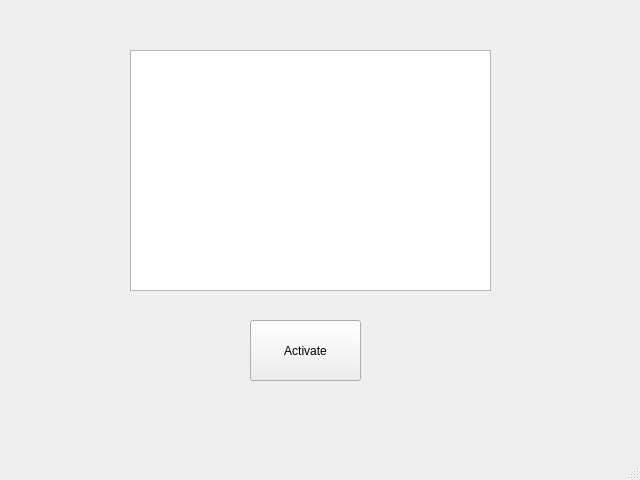
Before: the Qt Designer form mainwindow.ui in TomRubicon/WebpConvertGui, drawn with Qt 5.
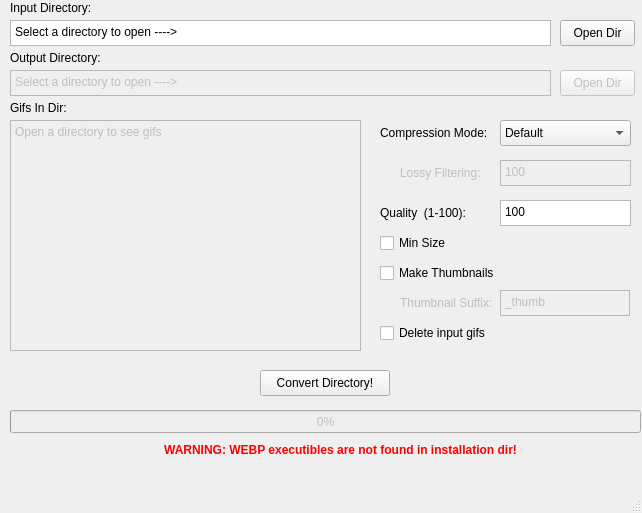
After: the same form once the commit is applied.

Commit message: Add more to UI and basic functionality

Patch:
```diff
--- a/mainwindow.ui
+++ b/mainwindow.ui
@@ -6,8 +6,8 @@
    <rect>
     <x>0</x>
     <y>0</y>
-    <width>640</width>
-    <height>480</height>
+    <width>642</width>
+    <height>513</height>
    </rect>
   </property>
   <property name="windowTitle">
@@ -17,24 +17,368 @@
    <widget class="QPushButton" name="pushButton">
     <property name="geometry">
      <rect>
-      <x>250</x>
+      <x>560</x>
+      <y>20</y>
+      <width>75</width>
+      <height>26</height>
+     </rect>
+    </property>
+    <property name="text">
+     <string>Open Dir</string>
+    </property>
+   </widget>
+   <widget class="QTextBrowser" name="txt_workingdir">
+    <property name="geometry">
+     <rect>
+      <x>10</x>
+      <y>20</y>
+      <width>541</width>
+      <height>26</height>
+     </rect>
+    </property>
+    <property name="html">
+     <string>&lt;!DOCTYPE HTML PUBLIC &quot;-//W3C//DTD HTML 4.0//EN&quot; &quot;http://www.w3.org/TR/REC-html40/strict.dtd&quot;&gt;
+&lt;html&gt;&lt;head&gt;&lt;meta name=&quot;qrichtext&quot; content=&quot;1&quot; /&gt;&lt;meta charset=&quot;utf-8&quot; /&gt;&lt;style type=&quot;text/css&quot;&gt;
+p, li { white-space: pre-wrap; }
+&lt;/style&gt;&lt;/head&gt;&lt;body style=&quot; font-family:'Segoe UI'; font-size:9pt; font-weight:400; font-style:normal;&quot;&gt;
+&lt;p style=&quot; margin-top:0px; margin-bottom:0px; margin-left:0px; margin-right:0px; -qt-block-indent:0; text-indent:0px;&quot;&gt;Select a directory to open ----&amp;gt;&lt;/p&gt;&lt;/body&gt;&lt;/html&gt;</string>
+    </property>
+   </widget>
+   <widget class="QTextBrowser" name="txt_dircontents">
+    <property name="enabled">
+     <bool>false</bool>
+    </property>
+    <property name="geometry">
+     <rect>
+      <x>10</x>
+      <y>120</y>
+      <width>351</width>
+      <height>231</height>
+     </rect>
+    </property>
+    <property name="html">
+     <string>&lt;!DOCTYPE HTML PUBLIC &quot;-//W3C//DTD HTML 4.0//EN&quot; &quot;http://www.w3.org/TR/REC-html40/strict.dtd&quot;&gt;
+&lt;html&gt;&lt;head&gt;&lt;meta name=&quot;qrichtext&quot; content=&quot;1&quot; /&gt;&lt;meta charset=&quot;utf-8&quot; /&gt;&lt;style type=&quot;text/css&quot;&gt;
+p, li { white-space: pre-wrap; }
+&lt;/style&gt;&lt;/head&gt;&lt;body style=&quot; font-family:'Segoe UI'; font-size:9pt; font-weight:400; font-style:normal;&quot;&gt;
+&lt;p style=&quot; margin-top:0px; margin-bottom:0px; margin-left:0px; margin-right:0px; -qt-block-indent:0; text-indent:0px;&quot;&gt;Open a directory to see gifs&lt;/p&gt;&lt;/body&gt;&lt;/html&gt;</string>
+    </property>
+   </widget>
+   <widget class="QLabel" name="lbl_dircontents">
+    <property name="geometry">
+     <rect>
+      <x>10</x>
+      <y>100</y>
+      <width>61</width>
+      <height>16</height>
+     </rect>
+    </property>
+    <property name="text">
+     <string>Gifs In Dir:</string>
+    </property>
+   </widget>
+   <widget class="QTextEdit" name="txt_thumbsuffix">
+    <property name="enabled">
+     <bool>false</bool>
+    </property>
+    <property name="geometry">
+     <rect>
+      <x>500</x>
+      <y>290</y>
+      <width>130</width>
+      <height>26</height>
+     </rect>
+    </property>
+    <property name="html">
+     <string>&lt;!DOCTYPE HTML PUBLIC &quot;-//W3C//DTD HTML 4.0//EN&quot; &quot;http://www.w3.org/TR/REC-html40/strict.dtd&quot;&gt;
+&lt;html&gt;&lt;head&gt;&lt;meta name=&quot;qrichtext&quot; content=&quot;1&quot; /&gt;&lt;meta charset=&quot;utf-8&quot; /&gt;&lt;style type=&quot;text/css&quot;&gt;
+p, li { white-space: pre-wrap; }
+&lt;/style&gt;&lt;/head&gt;&lt;body style=&quot; font-family:'Segoe UI'; font-size:9pt; font-weight:400; font-style:normal;&quot;&gt;
+&lt;p style=&quot; margin-top:0px; margin-bottom:0px; margin-left:0px; margin-right:0px; -qt-block-indent:0; text-indent:0px;&quot;&gt;_thumb&lt;/p&gt;&lt;/body&gt;&lt;/html&gt;</string>
+    </property>
+   </widget>
+   <widget class="QCheckBox" name="chb_makethumbs">
+    <property name="geometry">
+     <rect>
+      <x>380</x>
+      <y>260</y>
+      <width>121</width>
+      <height>26</height>
+     </rect>
+    </property>
+    <property name="text">
+     <string>Make Thumbnails</string>
+    </property>
+   </widget>
+   <widget class="QLabel" name="lbl_thumbsuffix">
+    <property name="enabled">
+     <bool>false</bool>
+    </property>
+    <property name="geometry">
+     <rect>
+      <x>400</x>
+      <y>290</y>
+      <width>101</width>
+      <height>26</height>
+     </rect>
+    </property>
+    <property name="text">
+     <string>Thumbnail Suffix:</string>
+    </property>
+   </widget>
+   <widget class="QLabel" name="lbl_inputdir">
+    <property name="geometry">
+     <rect>
+      <x>10</x>
+      <y>0</y>
+      <width>121</width>
+      <height>16</height>
+     </rect>
+    </property>
+    <property name="text">
+     <string>Input Directory:</string>
+    </property>
+   </widget>
+   <widget class="QPushButton" name="btn_selectoutputdir">
+    <property name="enabled">
+     <bool>false</bool>
+    </property>
+    <property name="geometry">
+     <rect>
+      <x>560</x>
+      <y>70</y>
+      <width>75</width>
+      <height>26</height>
+     </rect>
+    </property>
+    <property name="text">
+     <string>Open Dir</string>
+    </property>
+   </widget>
+   <widget class="QLabel" name="lbl_outputdir">
+    <property name="geometry">
+     <rect>
+      <x>10</x>
+      <y>50</y>
+      <width>121</width>
+      <height>16</height>
+     </rect>
+    </property>
+    <property name="text">
+     <string>Output Directory:</string>
+    </property>
+   </widget>
+   <widget class="QTextBrowser" name="txt_outputdir">
+    <property name="enabled">
+     <bool>false</bool>
+    </property>
+    <property name="geometry">
+     <rect>
+      <x>10</x>
+      <y>70</y>
+      <width>541</width>
+      <height>26</height>
+     </rect>
+    </property>
+    <property name="html">
+     <string>&lt;!DOCTYPE HTML PUBLIC &quot;-//W3C//DTD HTML 4.0//EN&quot; &quot;http://www.w3.org/TR/REC-html40/strict.dtd&quot;&gt;
+&lt;html&gt;&lt;head&gt;&lt;meta name=&quot;qrichtext&quot; content=&quot;1&quot; /&gt;&lt;meta charset=&quot;utf-8&quot; /&gt;&lt;style type=&quot;text/css&quot;&gt;
+p, li { white-space: pre-wrap; }
+&lt;/style&gt;&lt;/head&gt;&lt;body style=&quot; font-family:'Segoe UI'; font-size:9pt; font-weight:400; font-style:normal;&quot;&gt;
+&lt;p style=&quot; margin-top:0px; margin-bottom:0px; margin-left:0px; margin-right:0px; -qt-block-indent:0; text-indent:0px;&quot;&gt;Select a directory to open ----&amp;gt;&lt;/p&gt;&lt;/body&gt;&lt;/html&gt;</string>
+    </property>
+   </widget>
+   <widget class="QLabel" name="lbl_webpinstallwarning">
+    <property name="geometry">
+     <rect>
+      <x>100</x>
+      <y>440</y>
+      <width>481</width>
+      <height>20</height>
+     </rect>
+    </property>
+    <property name="font">
+     <font>
+      <bold>true</bold>
+     </font>
+    </property>
+    <property name="text">
+     <string>&lt;html&gt;&lt;head/&gt;&lt;body&gt;&lt;p&gt;&lt;span style=&quot; color:#ff0000;&quot;&gt;WARNING: WEBP executibles are not found in installation dir!&lt;/span&gt;&lt;/p&gt;&lt;/body&gt;&lt;/html&gt;</string>
+    </property>
+    <property name="alignment">
+     <set>Qt::AlignCenter</set>
+    </property>
+   </widget>
+   <widget class="QLabel" name="lbl_gifcount">
+    <property name="geometry">
+     <rect>
+      <x>70</x>
+      <y>100</y>
+      <width>81</width>
+      <height>16</height>
+     </rect>
+    </property>
+    <property name="text">
+     <string/>
+    </property>
+   </widget>
+   <widget class="QCheckBox" name="chb_deletegifs">
+    <property name="geometry">
+     <rect>
+      <x>380</x>
       <y>320</y>
+      <width>121</width>
+      <height>26</height>
+     </rect>
+    </property>
+    <property name="text">
+     <string>Delete input gifs</string>
+    </property>
+   </widget>
+   <widget class="QLabel" name="lbl_quality">
+    <property name="geometry">
+     <rect>
+      <x>380</x>
+      <y>200</y>
+      <width>101</width>
+      <height>26</height>
+     </rect>
+    </property>
+    <property name="text">
+     <string>Quality  (1-100):</string>
+    </property>
+   </widget>
+   <widget class="QTextEdit" name="txt_quality">
+    <property name="geometry">
+     <rect>
+      <x>500</x>
+      <y>200</y>
+      <width>131</width>
+      <height>26</height>
+     </rect>
+    </property>
+    <property name="html">
+     <string>&lt;!DOCTYPE HTML PUBLIC &quot;-//W3C//DTD HTML 4.0//EN&quot; &quot;http://www.w3.org/TR/REC-html40/strict.dtd&quot;&gt;
+&lt;html&gt;&lt;head&gt;&lt;meta name=&quot;qrichtext&quot; content=&quot;1&quot; /&gt;&lt;meta charset=&quot;utf-8&quot; /&gt;&lt;style type=&quot;text/css&quot;&gt;
+p, li { white-space: pre-wrap; }
+&lt;/style&gt;&lt;/head&gt;&lt;body style=&quot; font-family:'Segoe UI'; font-size:9pt; font-weight:400; font-style:normal;&quot;&gt;
+&lt;p style=&quot; margin-top:0px; margin-bottom:0px; margin-left:0px; margin-right:0px; -qt-block-indent:0; text-indent:0px;&quot;&gt;100&lt;/p&gt;&lt;/body&gt;&lt;/html&gt;</string>
+    </property>
+   </widget>
+   <widget class="QComboBox" name="cmb_compressionmode">
+    <property name="geometry">
+     <rect>
+      <x>500</x>
+      <y>120</y>
+      <width>131</width>
+      <height>26</height>
+     </rect>
+    </property>
+    <item>
+     <property name="text">
+      <string>Default</string>
+     </property>
+    </item>
+    <item>
+     <property name="text">
+      <string>Lossy</string>
+     </property>
+    </item>
+    <item>
+     <property name="text">
+      <string>Mixed</string>
+     </property>
+    </item>
+   </widget>
+   <widget class="QLabel" name="lbl_compressionmode">
+    <property name="geometry">
+     <rect>
+      <x>380</x>
+      <y>120</y>
       <width>111</width>
-      <height>61</height>
+      <height>26</height>
      </rect>
     </property>
     <property name="text">
-     <string>Activate</string>
+     <string>Compression Mode:</string>
     </property>
    </widget>
-   <widget class="QTextEdit" name="textEdit">
+   <widget class="QCheckBox" name="chb_minsize">
     <property name="geometry">
      <rect>
-      <x>130</x>
-      <y>50</y>
-      <width>361</width>
-      <height>241</height>
+      <x>380</x>
+      <y>230</y>
+      <width>121</width>
+      <height>26</height>
      </rect>
+    </property>
+    <property name="text">
+     <string>Min Size</string>
+    </property>
+   </widget>
+   <widget class="QTextEdit" name="txt_lossyfiltering">
+    <property name="enabled">
+     <bool>false</bool>
+    </property>
+    <property name="geometry">
+     <rect>
+      <x>500</x>
+      <y>160</y>
+      <width>131</width>
+      <height>26</height>
+     </rect>
+    </property>
+    <property name="html">
+     <string>&lt;!DOCTYPE HTML PUBLIC &quot;-//W3C//DTD HTML 4.0//EN&quot; &quot;http://www.w3.org/TR/REC-html40/strict.dtd&quot;&gt;
+&lt;html&gt;&lt;head&gt;&lt;meta name=&quot;qrichtext&quot; content=&quot;1&quot; /&gt;&lt;meta charset=&quot;utf-8&quot; /&gt;&lt;style type=&quot;text/css&quot;&gt;
+p, li { white-space: pre-wrap; }
+&lt;/style&gt;&lt;/head&gt;&lt;body style=&quot; font-family:'Segoe UI'; font-size:9pt; font-weight:400; font-style:normal;&quot;&gt;
+&lt;p style=&quot; margin-top:0px; margin-bottom:0px; margin-left:0px; margin-right:0px; -qt-block-indent:0; text-indent:0px;&quot;&gt;100&lt;/p&gt;&lt;/body&gt;&lt;/html&gt;</string>
+    </property>
+   </widget>
+   <widget class="QLabel" name="lbl_lossyfiltering">
+    <property name="enabled">
+     <bool>false</bool>
+    </property>
+    <property name="geometry">
+     <rect>
+      <x>400</x>
+      <y>160</y>
+      <width>101</width>
+      <height>26</height>
+     </rect>
+    </property>
+    <property name="text">
+     <string>Lossy Filtering:</string>
+    </property>
+   </widget>
+   <widget class="QProgressBar" name="progressBar">
+    <property name="enabled">
+     <bool>false</bool>
+    </property>
+    <property name="geometry">
+     <rect>
+      <x>10</x>
+      <y>410</y>
+      <width>631</width>
+      <height>23</height>
+     </rect>
+    </property>
+    <property name="value">
+     <number>0</number>
+    </property>
+   </widget>
+   <widget class="QPushButton" name="btn_selectdir_2">
+    <property name="geometry">
+     <rect>
+      <x>260</x>
+      <y>370</y>
+      <width>130</width>
+      <height>26</height>
+     </rect>
+    </property>
+    <property name="text">
+     <string>Convert Directory!</string>
     </property>
    </widget>
   </widget>
@@ -48,7 +392,11 @@
     </rect>
    </property>
   </widget>
-  <widget class="QStatusBar" name="statusbar"/>
+  <widget class="QStatusBar" name="statusbar">
+   <property name="enabled">
+    <bool>true</bool>
+   </property>
+  </widget>
  </widget>
  <resources/>
  <connections/>
```
Left out of the diff: 6 changed lines with no effect on the pictures. The commit also changes 3 other files.
